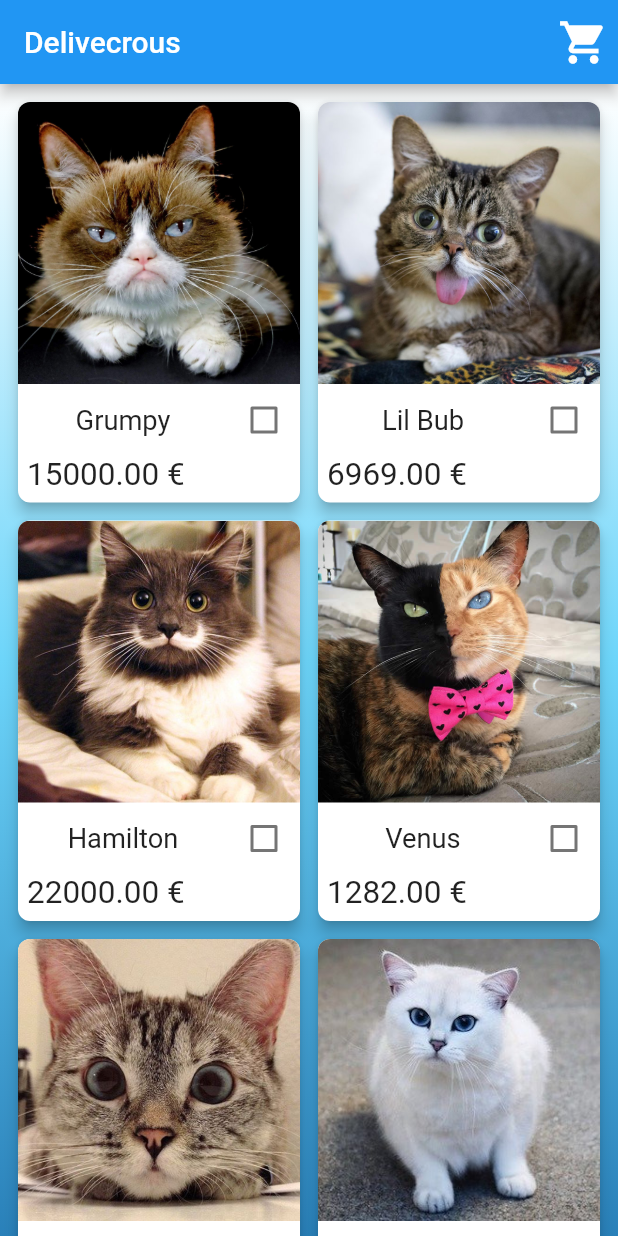
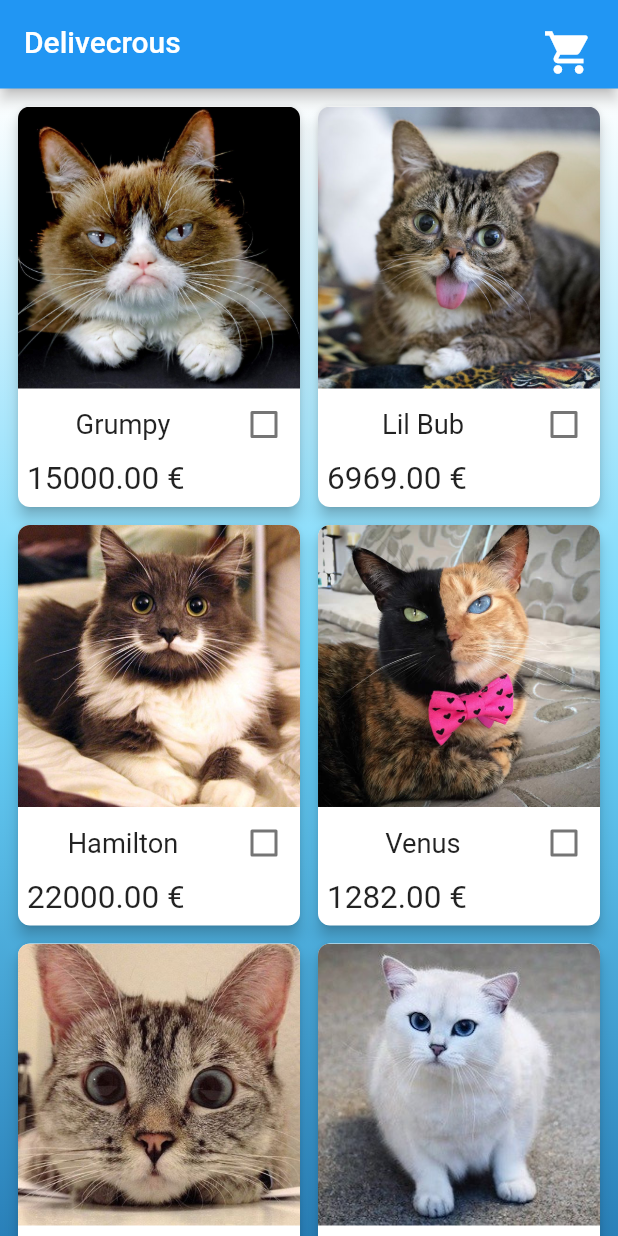
Before and after one commit to LenoirRemi/delivecrous, a Flutter app: the screen it shows after launch, on a phone screen of 412 x 824 dp. Run offline on Flutter 3.47's test engine with Material 2 defaults, Android fonts, the phone set to English and light mode, and no system bars.

Commit message:
appBar update

```diff
--- /dev/null
+++ b/lib/screens/app_bar.dart
@@ -0,0 +1,61 @@
+import 'package:provider/provider.dart';
+import 'package:flutter/material.dart';
+import 'package:delivecrous/models/cart_model.dart';
+import 'package:delivecrous/screens/shop_cart.dart';
+
+class MyAppBar extends StatelessWidget implements PreferredSizeWidget {
+  @override
+  Size get preferredSize {
+    return new Size.fromHeight(59.0);
+  }
+  @override
+  Widget build(BuildContext context) {
+  var cart = Provider.of<CartModel>(context);
+  return AppBar(
+        title: Text('Delivecrous'),
+        actions: <Widget>[
+          new Padding(padding: const EdgeInsets.all(10.0),
+          child: Stack(
+            children: <Widget>[
+              IconButton(
+                icon: Icon(
+                  Icons.shopping_cart,
+                  color: Colors.white,
+                  size: 34.0,
+                ), onPressed: () {
+                Navigator.push(
+                  context,
+                  MaterialPageRoute(builder: (context) => ShopCart()),
+                  );
+                },
+              ),
+              cart.items.length == 0 ? new Container():
+              new Positioned(child: new Stack(
+                children: <Widget>[
+                  new Icon(
+                    Icons.brightness_1,
+                    size:  20.0, color: Colors.white),
+                  new Positioned(
+                    top: 3.0,
+                    right: 4.0,
+                    child: new Center(
+                      child: new Text(
+                        cart.items.length.toString(),
+                        style: new TextStyle(
+                          color: Colors.black,
+                          fontSize: 11.0,
+                          fontWeight: FontWeight.w500
+                        ),
+                      ),
+                    ),
+                  ),
+                ],
+              ),
+              ),
+            ],
+          ),
+          ),
+        ],
+      );
+  }
+}
--- a/lib/screens/details.dart
+++ b/lib/screens/details.dart
@@ -1,9 +1,9 @@
 import 'package:flutter/material.dart';
-import 'package:delivecrous/screens/shop_cart.dart';
 import 'package:delivecrous/common/colors.dart';
 import 'package:delivecrous/models/catalog_model.dart';
 import 'package:delivecrous/models/cart_model.dart';
 import 'package:provider/provider.dart';
+import 'package:delivecrous/screens/app_bar.dart';
 
 class Details extends StatefulWidget {
 
@@ -41,22 +41,7 @@ class _DetailsState extends State<Details> {
     var item = catalog.getByPosition(widget.index);
 
     return Scaffold(
-      appBar: AppBar(
-        title: Text('Delivecrous'),
-        actions: <Widget>[
-          IconButton(
-            icon: Icon(
-              Icons.shopping_cart,
-              color: Colors.white,
-              size: 34.0,
-            ), onPressed: () {
-            Navigator.push(
-              context,
-              MaterialPageRoute(builder: (context) => ShopCart()),
-              );
-            },
-          )],
-      ),
+      appBar: MyAppBar(),
       body: SizedBox.expand(
         child: Container(
           decoration: BoxDecoration(
--- a/lib/screens/tile_item.dart
+++ b/lib/screens/tile_item.dart
@@ -1,7 +1,7 @@
 import 'package:delivecrous/common/colors.dart';
 import 'package:delivecrous/models/cart_model.dart';
 import 'package:delivecrous/models/catalog_model.dart';
-import 'package:delivecrous/screens/shop_cart.dart';
+import 'package:delivecrous/screens/app_bar.dart';
 import 'package:flutter/material.dart';
 import 'package:delivecrous/screens/details.dart';
 import 'package:flutter_staggered_grid_view/flutter_staggered_grid_view.dart';
@@ -85,26 +85,12 @@ class TileListItem extends StatelessWidget {
   }
 }
 
-class MyListItem extends StatelessWidget {
+
+class MyListItem extends StatelessWidget{
   @override
   Widget build(BuildContext context) {
     return Scaffold(
-      appBar: AppBar(
-        title: Text('Delivecrous'),
-        actions: <Widget>[
-          IconButton(
-            icon: Icon(
-              Icons.shopping_cart,
-              color: Colors.white,
-              size: 34.0,
-            ), onPressed: () {
-            Navigator.push(
-              context,
-              MaterialPageRoute(builder: (context) => ShopCart()),
-              );
-            },
-          )],
-      ),
+    appBar: MyAppBar(),
     body: Container(
         decoration: BoxDecoration(
           gradient: LinearGradient(
```
